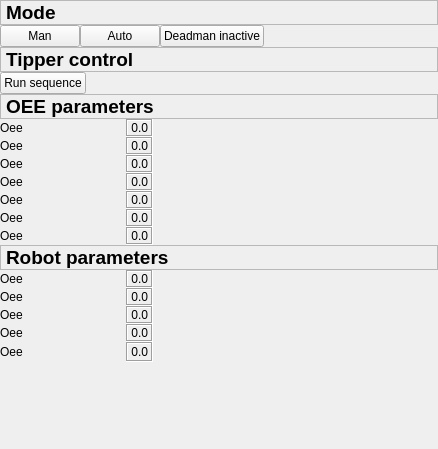
First picture: the form in fmHMI/rqt_man/resource/man_widget.ui, repository RSD2014Group4/FroboMind, before the edit.
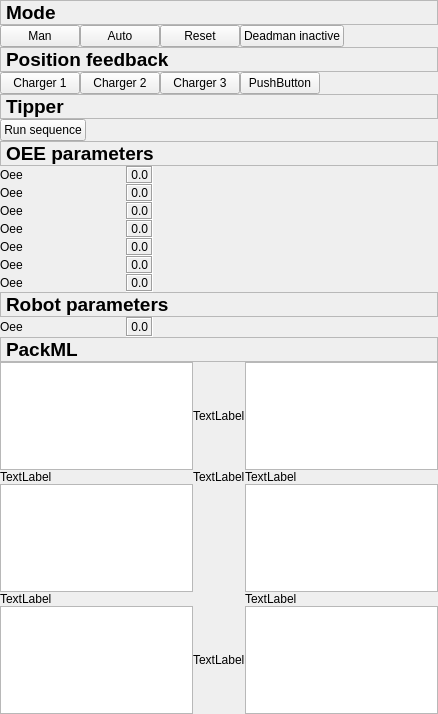
Second picture: the form after the edit.

Commit message: Last day changes reset impl.  publish position

```diff
--- a/fmHMI/rqt_man/resource/man_widget.ui
+++ b/fmHMI/rqt_man/resource/man_widget.ui
@@ -7,7 +7,7 @@
     <x>0</x>
     <y>0</y>
     <width>438</width>
-    <height>449</height>
+    <height>714</height>
    </rect>
   </property>
   <property name="windowTitle">
@@ -80,6 +80,13 @@
        </property>
       </widget>
      </item>
+     <item>
+      <widget class="QPushButton" name="pushReset">
+       <property name="text">
+        <string>Reset</string>
+       </property>
+      </widget>
+     </item>
      <item>
       <layout class="QVBoxLayout" name="verticalLayout_2"/>
      </item>
@@ -117,6 +124,80 @@
      </item>
     </layout>
    </item>
+   <item>
+    <widget class="QLabel" name="label_35">
+     <property name="font">
+      <font>
+       <pointsize>14</pointsize>
+       <weight>75</weight>
+       <bold>true</bold>
+      </font>
+     </property>
+     <property name="frameShape">
+      <enum>QFrame::StyledPanel</enum>
+     </property>
+     <property name="frameShadow">
+      <enum>QFrame::Raised</enum>
+     </property>
+     <property name="lineWidth">
+      <number>3</number>
+     </property>
+     <property name="midLineWidth">
+      <number>1</number>
+     </property>
+     <property name="text">
+      <string>Position feedback</string>
+     </property>
+    </widget>
+   </item>
+   <item>
+    <layout class="QHBoxLayout" name="horizontalLayout_10">
+     <item>
+      <widget class="QPushButton" name="pushCharger1">
+       <property name="text">
+        <string>Charger 1</string>
+       </property>
+      </widget>
+     </item>
+     <item>
+      <widget class="QPushButton" name="pushCharger2">
+       <property name="text">
+        <string>Charger 2</string>
+       </property>
+      </widget>
+     </item>
+     <item>
+      <widget class="QPushButton" name="pushCharger3">
+       <property name="text">
+        <string>Charger 3</string>
+       </property>
+      </widget>
+     </item>
+     <item>
+      <widget class="QPushButton" name="pushButton_4">
+       <property name="text">
+        <string>PushButton</string>
+       </property>
+      </widget>
+     </item>
+     <item>
+      <layout class="QVBoxLayout" name="verticalLayout_2"/>
+     </item>
+     <item>
+      <spacer name="horizontalSpacer_2">
+       <property name="orientation">
+        <enum>Qt::Horizontal</enum>
+       </property>
+       <property name="sizeHint" stdset="0">
+        <size>
+         <width>40</width>
+         <height>20</height>
+        </size>
+       </property>
+      </spacer>
+     </item>
+    </layout>
+   </item>
    <item>
     <widget class="QLabel" name="label_32">
      <property name="font">
@@ -139,7 +220,7 @@
       <number>1</number>
      </property>
      <property name="text">
-      <string>Tipper control</string>
+      <string>Tipper </string>
      </property>
     </widget>
    </item>
@@ -204,20 +285,7 @@
     <layout class="QHBoxLayout" name="horizontalLayout_4">
      <item>
       <layout class="QGridLayout" name="gridLayout">
-       <item row="13" column="1">
-        <spacer name="verticalSpacer">
-         <property name="orientation">
-          <enum>Qt::Vertical</enum>
-         </property>
-         <property name="sizeHint" stdset="0">
-          <size>
-           <width>20</width>
-           <height>40</height>
-          </size>
-         </property>
-        </spacer>
-       </item>
-       <item row="12" column="3">
+       <item row="8" column="2">
         <spacer name="horizontalSpacer">
          <property name="orientation">
           <enum>Qt::Horizontal</enum>
@@ -230,7 +298,7 @@
          </property>
         </spacer>
        </item>
-       <item row="0" column="1">
+       <item row="0" column="0">
         <widget class="QLabel" name="labelName1">
          <property name="sizePolicy">
           <sizepolicy hsizetype="Preferred" vsizetype="Preferred">
@@ -249,7 +317,7 @@
          </property>
         </widget>
        </item>
-       <item row="0" column="2">
+       <item row="0" column="1">
         <widget class="QLabel" name="labelValue1">
          <property name="frameShape">
           <enum>QFrame::Box</enum>
@@ -265,7 +333,7 @@
          </property>
         </widget>
        </item>
-       <item row="1" column="1">
+       <item row="1" column="0">
         <widget class="QLabel" name="labelName2">
          <property name="sizePolicy">
           <sizepolicy hsizetype="Preferred" vsizetype="Preferred">
@@ -284,7 +352,7 @@
          </property>
         </widget>
        </item>
-       <item row="1" column="2">
+       <item row="1" column="1">
         <widget class="QLabel" name="labelValue2">
          <property name="frameShape">
           <enum>QFrame::Box</enum>
@@ -300,7 +368,7 @@
          </property>
         </widget>
        </item>
-       <item row="2" column="1">
+       <item row="2" column="0">
         <widget class="QLabel" name="labelName3">
          <property name="sizePolicy">
           <sizepolicy hsizetype="Preferred" vsizetype="Preferred">
@@ -319,7 +387,7 @@
          </property>
         </widget>
        </item>
-       <item row="2" column="2">
+       <item row="2" column="1">
         <widget class="QLabel" name="labelValue3">
          <property name="frameShape">
           <enum>QFrame::Box</enum>
@@ -335,7 +403,7 @@
          </property>
         </widget>
        </item>
-       <item row="3" column="1">
+       <item row="3" column="0">
         <widget class="QLabel" name="labelName4">
          <property name="sizePolicy">
           <sizepolicy hsizetype="Preferred" vsizetype="Preferred">
@@ -354,7 +422,7 @@
          </property>
         </widget>
        </item>
-       <item row="3" column="2">
+       <item row="3" column="1">
         <widget class="QLabel" name="labelValue4">
          <property name="frameShape">
           <enum>QFrame::Box</enum>
@@ -370,7 +438,7 @@
          </property>
         </widget>
        </item>
-       <item row="4" column="1">
+       <item row="4" column="0">
         <widget class="QLabel" name="labelName5">
          <property name="sizePolicy">
           <sizepolicy hsizetype="Preferred" vsizetype="Preferred">
@@ -389,7 +457,7 @@
          </property>
         </widget>
        </item>
-       <item row="4" column="2">
+       <item row="4" column="1">
         <widget class="QLabel" name="labelValue5">
          <property name="frameShape">
           <enum>QFrame::Box</enum>
@@ -405,7 +473,26 @@
          </property>
         </widget>
        </item>
-       <item row="5" column="1">
+       <item row="6" column="0">
+        <widget class="QLabel" name="labelName7">
+         <property name="sizePolicy">
+          <sizepolicy hsizetype="Preferred" vsizetype="Preferred">
+           <horstretch>0</horstretch>
+           <verstretch>0</verstretch>
+          </sizepolicy>
+         </property>
+         <property name="minimumSize">
+          <size>
+           <width>2</width>
+           <height>0</height>
+          </size>
+         </property>
+         <property name="text">
+          <string>Oee                               </string>
+         </property>
+        </widget>
+       </item>
+       <item row="5" column="0">
         <widget class="QLabel" name="labelName6">
          <property name="sizePolicy">
           <sizepolicy hsizetype="Preferred" vsizetype="Preferred">
@@ -424,7 +511,7 @@
          </property>
         </widget>
        </item>
-       <item row="5" column="2">
+       <item row="5" column="1">
         <widget class="QLabel" name="labelValue6">
          <property name="frameShape">
           <enum>QFrame::Box</enum>
@@ -440,26 +527,26 @@
          </property>
         </widget>
        </item>
+       <item row="8" column="0">
+        <widget class="QLabel" name="labelName8">
+         <property name="sizePolicy">
+          <sizepolicy hsizetype="Preferred" vsizetype="Preferred">
+           <horstretch>0</horstretch>
+           <verstretch>0</verstretch>
+          </sizepolicy>
+         </property>
+         <property name="minimumSize">
+          <size>
+           <width>2</width>
+           <height>0</height>
+          </size>
+         </property>
+         <property name="text">
+          <string>Oee</string>
+         </property>
+        </widget>
+       </item>
        <item row="6" column="1">
-        <widget class="QLabel" name="labelName7">
-         <property name="sizePolicy">
-          <sizepolicy hsizetype="Preferred" vsizetype="Preferred">
-           <horstretch>0</horstretch>
-           <verstretch>0</verstretch>
-          </sizepolicy>
-         </property>
-         <property name="minimumSize">
-          <size>
-           <width>2</width>
-           <height>0</height>
-          </size>
-         </property>
-         <property name="text">
-          <string>Oee                               </string>
-         </property>
-        </widget>
-       </item>
-       <item row="6" column="2">
         <widget class="QLabel" name="labelValue7">
          <property name="frameShape">
           <enum>QFrame::Box</enum>
@@ -475,7 +562,7 @@
          </property>
         </widget>
        </item>
-       <item row="7" column="1" colspan="3"> 
+       <item row="7" column="0" colspan="3">
         <widget class="QLabel" name="label_33">
          <property name="font">
           <font>
@@ -502,25 +589,6 @@
         </widget>
        </item>
        <item row="8" column="1">
-        <widget class="QLabel" name="labelName8">
-         <property name="sizePolicy">
-          <sizepolicy hsizetype="Preferred" vsizetype="Preferred">
-           <horstretch>0</horstretch>
-           <verstretch>0</verstretch>
-          </sizepolicy>
-         </property>
-         <property name="minimumSize">
-          <size>
-           <width>2</width>
-           <height>0</height>
-          </size>
-         </property>
-         <property name="text">
-          <string>Oee</string>
-         </property>
-        </widget>
-       </item>
-       <item row="8" column="2">
         <widget class="QLabel" name="labelValue8">
          <property name="frameShape">
           <enum>QFrame::Box</enum>
@@ -536,150 +604,120 @@
          </property>
         </widget>
        </item>
-       <item row="9" column="1">
-        <widget class="QLabel" name="labelName10">
-         <property name="sizePolicy">
-          <sizepolicy hsizetype="Preferred" vsizetype="Preferred">
-           <horstretch>0</horstretch>
-           <verstretch>0</verstretch>
-          </sizepolicy>
-         </property>
-         <property name="minimumSize">
-          <size>
-           <width>2</width>
-           <height>0</height>
-          </size>
-         </property>
-         <property name="text">
-          <string>Oee</string>
-         </property>
-        </widget>
-       </item>
-       <item row="9" column="2">
-        <widget class="QLabel" name="labelValue10">
-         <property name="frameShape">
-          <enum>QFrame::Box</enum>
-         </property>
-         <property name="frameShadow">
-          <enum>QFrame::Sunken</enum>
-         </property>
-         <property name="text">
-          <string>0.0</string>
-         </property>
-         <property name="alignment">
-          <set>Qt::AlignRight|Qt::AlignTrailing|Qt::AlignVCenter</set>
-         </property>
-        </widget>
-       </item>
-       <item row="10" column="1">
-        <widget class="QLabel" name="labelName11">
-         <property name="sizePolicy">
-          <sizepolicy hsizetype="Preferred" vsizetype="Preferred">
-           <horstretch>0</horstretch>
-           <verstretch>0</verstretch>
-          </sizepolicy>
-         </property>
-         <property name="minimumSize">
-          <size>
-           <width>2</width>
-           <height>0</height>
-          </size>
-         </property>
-         <property name="text">
-          <string>Oee</string>
-         </property>
-        </widget>
-       </item>
-       <item row="10" column="2">
-        <widget class="QLabel" name="labelValue11">
-         <property name="frameShape">
-          <enum>QFrame::Box</enum>
-         </property>
-         <property name="frameShadow">
-          <enum>QFrame::Sunken</enum>
-         </property>
-         <property name="text">
-          <string>0.0</string>
-         </property>
-         <property name="alignment">
-          <set>Qt::AlignRight|Qt::AlignTrailing|Qt::AlignVCenter</set>
-         </property>
-        </widget>
-       </item>
-       <item row="11" column="1">
-        <widget class="QLabel" name="labelName12">
-         <property name="sizePolicy">
-          <sizepolicy hsizetype="Preferred" vsizetype="Preferred">
-           <horstretch>0</horstretch>
-           <verstretch>0</verstretch>
-          </sizepolicy>
-         </property>
-         <property name="minimumSize">
-          <size>
-           <width>2</width>
-           <height>0</height>
-          </size>
-         </property>
-         <property name="text">
-          <string>Oee</string>
-         </property>
-        </widget>
-       </item>
-       <item row="11" column="2">
-        <widget class="QLabel" name="labelValue12">
-         <property name="frameShape">
-          <enum>QFrame::Box</enum>
-         </property>
-         <property name="frameShadow">
-          <enum>QFrame::Sunken</enum>
-         </property>
-         <property name="text">
-          <string>0.0</string>
-         </property>
-         <property name="alignment">
-          <set>Qt::AlignRight|Qt::AlignTrailing|Qt::AlignVCenter</set>
-         </property>
-        </widget>
-       </item>
-       <item row="12" column="1">
-        <widget class="QLabel" name="labelName13">
-         <property name="sizePolicy">
-          <sizepolicy hsizetype="Preferred" vsizetype="Preferred">
-           <horstretch>0</horstretch>
-           <verstretch>0</verstretch>
-          </sizepolicy>
-         </property>
-         <property name="minimumSize">
-          <size>
-           <width>2</width>
-           <height>0</height>
-          </size>
-         </property>
-         <property name="text">
-          <string>Oee</string>
-         </property>
-        </widget>
-       </item>
-       <item row="12" column="2">
-        <widget class="QLabel" name="labelValue13">
-         <property name="frameShape">
-          <enum>QFrame::Box</enum>
-         </property>
-         <property name="frameShadow">
-          <enum>QFrame::Sunken</enum>
-         </property>
-         <property name="text">
-          <string>0.0</string>
-         </property>
-         <property name="alignment">
-          <set>Qt::AlignRight|Qt::AlignTrailing|Qt::AlignVCenter</set>
-         </property>
-        </widget>
-       </item>
       </layout>
      </item>
     </layout>
    </item>
+   <item>
+    <widget class="QLabel" name="label_34">
+     <property name="font">
+      <font>
+       <pointsize>14</pointsize>
+       <weight>75</weight>
+       <bold>true</bold>
+      </font>
+     </property>
+     <property name="frameShape">
+      <enum>QFrame::StyledPanel</enum>
+     </property>
+     <property name="frameShadow">
+      <enum>QFrame::Raised</enum>
+     </property>
+     <property name="lineWidth">
+      <number>3</number>
+     </property>
+     <property name="midLineWidth">
+      <number>1</number>
+     </property>
+     <property name="text">
+      <string>PackML</string>
+     </property>
+    </widget>
+   </item>
+   <item>
+    <layout class="QGridLayout" name="gridLayout_2">
+     <item row="1" column="1">
+      <widget class="QTextBrowser" name="textBrowIdle"/>
+     </item>
+     <item row="3" column="1">
+      <widget class="QTextBrowser" name="textBrowMan"/>
+     </item>
+     <item row="5" column="1">
+      <widget class="QTextBrowser" name="textBrowReset"/>
+     </item>
+     <item row="1" column="3">
+      <widget class="QTextBrowser" name="textBrowAuto"/>
+     </item>
+     <item row="3" column="3">
+      <widget class="QTextBrowser" name="textBrowAbort"/>
+     </item>
+     <item row="4" column="1">
+      <widget class="QLabel" name="labelArUp2">
+       <property name="text">
+        <string>TextLabel</string>
+       </property>
+      </widget>
+     </item>
+     <item row="2" column="1">
+      <widget class="QLabel" name="labelArUp1">
+       <property name="text">
+        <string>TextLabel</string>
+       </property>
+      </widget>
+     </item>
+     <item row="5" column="3">
+      <widget class="QTextBrowser" name="textBrowError"/>
+     </item>
+     <item row="1" column="2">
+      <widget class="QLabel" name="labelArRight1">
+       <property name="text">
+        <string>TextLabel</string>
+       </property>
+      </widget>
+     </item>
+     <item row="2" column="2">
+      <widget class="QLabel" name="labelArLeftDown1">
+       <property name="text">
+        <string>TextLabel</string>
+       </property>
+      </widget>
+     </item>
+     <item row="5" column="2">
+      <widget class="QLabel" name="labelArLeft1">
+       <property name="text">
+        <string>TextLabel</string>
+       </property>
+      </widget>
+     </item>
+     <item row="2" column="3">
+      <widget class="QLabel" name="labelArDown1">
+       <property name="text">
+        <string>TextLabel</string>
+       </property>
+      </widget>
+     </item>
+     <item row="4" column="3">
+      <widget class="QLabel" name="labelArDown2">
+       <property name="text">
+        <string>TextLabel</string>
+       </property>
+      </widget>
+     </item>
+     <item row="3" column="4">
+      <spacer name="horizontalSpacer_3">
+       <property name="orientation">
+        <enum>Qt::Horizontal</enum>
+       </property>
+       <property name="sizeHint" stdset="0">
+        <size>
+         <width>40</width>
+         <height>20</height>
+        </size>
+       </property>
+      </spacer>
+     </item>
+    </layout>
+   </item>
   </layout>
  </widget>
  <resources/>
```
The commit also changes 6 other files.
